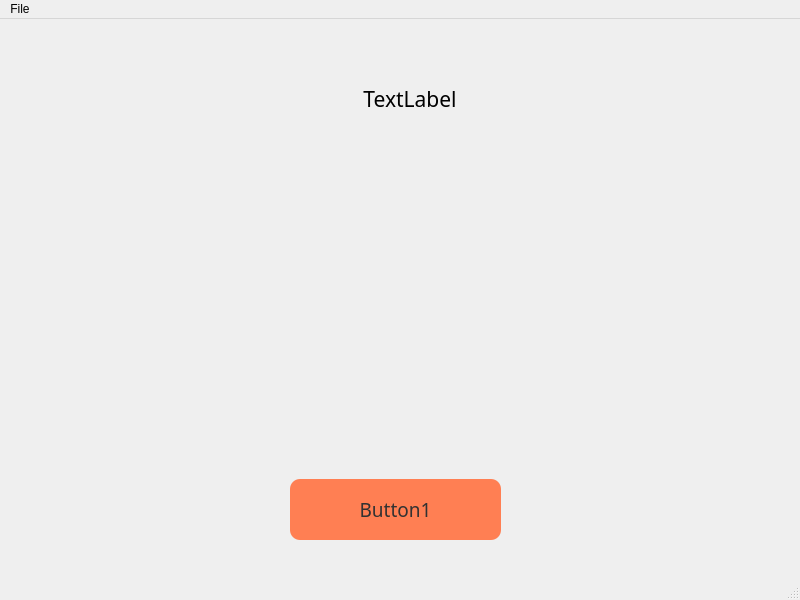
Above: PyQtDesigner-bin/test.ui from bactran1/PythonProjects before the change. Below: the same form after it.
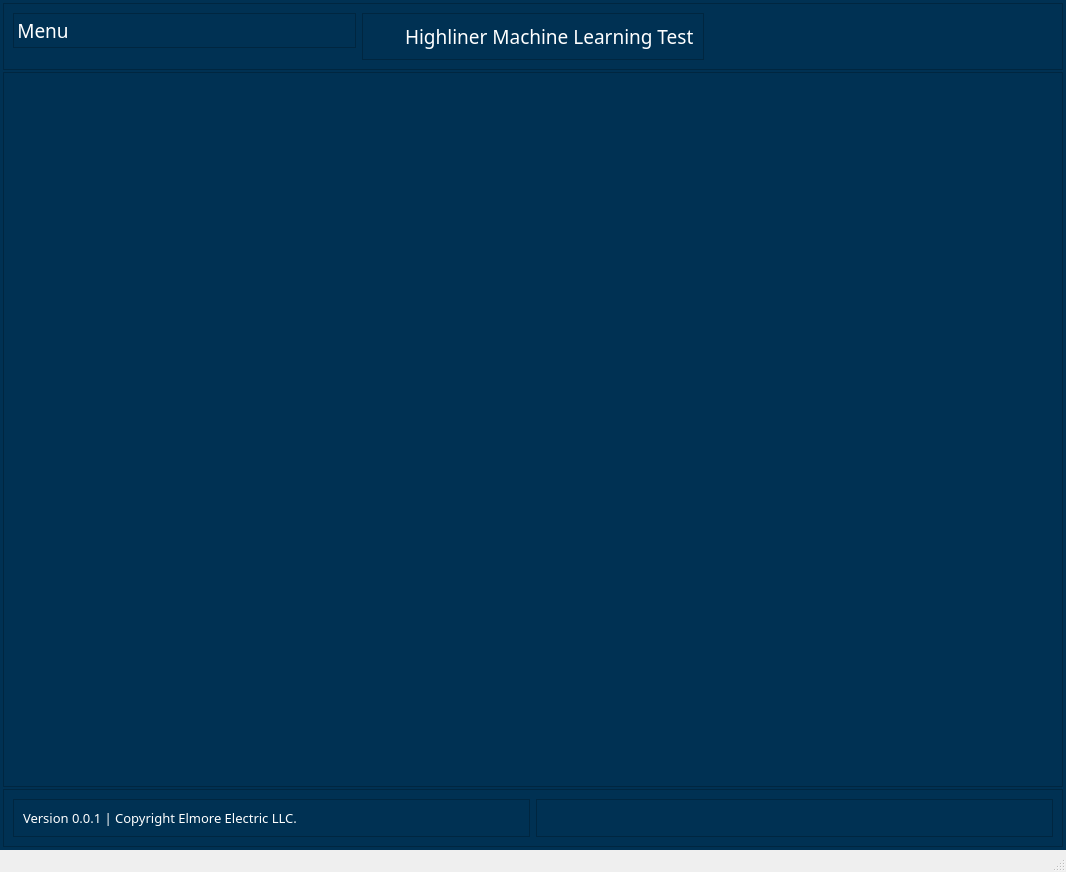
That is the form after the change. Icons and pictures are not drawn.

Commit message: Building Elmore Qt5 desktop app

```diff
--- a/PyQtDesigner-bin/test.ui
+++ b/PyQtDesigner-bin/test.ui
@@ -6,95 +6,552 @@
    <rect>
     <x>0</x>
     <y>0</y>
-    <width>800</width>
-    <height>600</height>
+    <width>1066</width>
+    <height>872</height>
    </rect>
   </property>
+  <property name="font">
+   <font>
+    <family>Arial Rounded MT Bold</family>
+   </font>
+  </property>
   <property name="windowTitle">
    <string>MainWindow</string>
   </property>
+  <property name="windowIcon">
+   <iconset resource="../PyQt5-Gui-Examples/icon.qrc">
+    <normaloff>:/icon/icon/AI icons/png/009-ai.png</normaloff>:/icon/icon/AI icons/png/009-ai.png</iconset>
+  </property>
+  <property name="styleSheet">
+   <string notr="true"/>
+  </property>
   <widget class="QWidget" name="centralwidget">
-   <widget class="QPushButton" name="pushButton">
-    <property name="geometry">
-     <rect>
-      <x>290</x>
-      <y>460</y>
-      <width>211</width>
-      <height>61</height>
-     </rect>
+   <property name="toolTipDuration">
+    <number>-8</number>
+   </property>
+   <property name="styleSheet">
+    <string notr="true">*{
+background-color: #003153;
+}</string>
+   </property>
+   <layout class="QVBoxLayout" name="verticalLayout">
+    <property name="spacing">
+     <number>2</number>
     </property>
-    <property name="font">
-     <font>
-      <family>Arial Rounded MT Bold</family>
-      <pointsize>14</pointsize>
-      <weight>50</weight>
-      <italic>false</italic>
-      <bold>false</bold>
-     </font>
+    <property name="leftMargin">
+     <number>3</number>
     </property>
-    <property name="cursor">
-     <cursorShape>ArrowCursor</cursorShape>
+    <property name="topMargin">
+     <number>3</number>
     </property>
-    <property name="styleSheet">
-     <string notr="true">QPushButton
+    <property name="rightMargin">
+     <number>3</number>
+    </property>
+    <property name="bottomMargin">
+     <number>3</number>
+    </property>
+    <item alignment="Qt::AlignTop">
+     <widget class="QFrame" name="Header_frame">
+      <property name="enabled">
+       <bool>true</bool>
+      </property>
+      <property name="frameShape">
+       <enum>QFrame::StyledPanel</enum>
+      </property>
+      <property name="frameShadow">
+       <enum>QFrame::Raised</enum>
+      </property>
+      <layout class="QHBoxLayout" name="horizontalLayout">
+       <item alignment="Qt::AlignTop">
+        <widget class="QFrame" name="header_left">
+         <property name="frameShape">
+          <enum>QFrame::StyledPanel</enum>
+         </property>
+         <property name="frameShadow">
+          <enum>QFrame::Raised</enum>
+         </property>
+         <layout class="QHBoxLayout" name="horizontalLayout_4">
+          <property name="spacing">
+           <number>2</number>
+          </property>
+          <property name="leftMargin">
+           <number>3</number>
+          </property>
+          <property name="topMargin">
+           <number>3</number>
+          </property>
+          <property name="rightMargin">
+           <number>3</number>
+          </property>
+          <property name="bottomMargin">
+           <number>3</number>
+          </property>
+          <item alignment="Qt::AlignLeft|Qt::AlignTop">
+           <widget class="QPushButton" name="pushButton_2">
+            <property name="font">
+             <font>
+              <family>Arial Rounded MT Bold</family>
+              <pointsize>14</pointsize>
+             </font>
+            </property>
+            <property name="styleSheet">
+             <string notr="true">QPushButton
 {
-background-color:rgb(255,127,83);
-border-radius:10px;
-font: 14pt &quot;Arial Rounded MT Bold&quot;;
-color: rgb(50, 50, 50);
+	border:none;
+    color:#ffffff; 
+}</string>
+            </property>
+            <property name="text">
+             <string>Menu</string>
+            </property>
+            <property name="icon">
+             <iconset resource="../PyQt5-Gui-Examples/icon.qrc">
+              <normaloff>:/icon/icon/linea_arrows_1.0/_SVG/arrows_hamburger 2.svg</normaloff>:/icon/icon/linea_arrows_1.0/_SVG/arrows_hamburger 2.svg</iconset>
+            </property>
+            <property name="iconSize">
+             <size>
+              <width>32</width>
+              <height>32</height>
+             </size>
+            </property>
+           </widget>
+          </item>
+         </layout>
+        </widget>
+       </item>
+       <item>
+        <widget class="QFrame" name="header_middle">
+         <property name="palette">
+          <palette>
+           <active>
+            <colorrole role="WindowText">
+             <brush brushstyle="SolidPattern">
+              <color alpha="255">
+               <red>255</red>
+               <green>255</green>
+               <blue>255</blue>
+              </color>
+             </brush>
+            </colorrole>
+            <colorrole role="Button">
+             <brush brushstyle="SolidPattern">
+              <color alpha="255">
+               <red>0</red>
+               <green>49</green>
+               <blue>83</blue>
+              </color>
+             </brush>
+            </colorrole>
+            <colorrole role="Text">
+             <brush brushstyle="SolidPattern">
+              <color alpha="255">
+               <red>255</red>
+               <green>255</green>
+               <blue>255</blue>
+              </color>
+             </brush>
+            </colorrole>
+            <colorrole role="ButtonText">
+             <brush brushstyle="SolidPattern">
+              <color alpha="255">
+               <red>255</red>
+               <green>255</green>
+               <blue>255</blue>
+              </color>
+             </brush>
+            </colorrole>
+            <colorrole role="Base">
+             <brush brushstyle="SolidPattern">
+              <color alpha="255">
+               <red>0</red>
+               <green>49</green>
+               <blue>83</blue>
+              </color>
+             </brush>
+            </colorrole>
+            <colorrole role="Window">
+             <brush brushstyle="SolidPattern">
+              <color alpha="255">
+               <red>0</red>
+               <green>49</green>
+               <blue>83</blue>
+              </color>
+             </brush>
+            </colorrole>
+            <colorrole role="PlaceholderText">
+             <brush brushstyle="NoBrush">
+              <color alpha="128">
+               <red>255</red>
+               <green>255</green>
+               <blue>255</blue>
+              </color>
+             </brush>
+            </colorrole>
+           </active>
+           <inactive>
+            <colorrole role="WindowText">
+             <brush brushstyle="SolidPattern">
+              <color alpha="255">
+               <red>255</red>
+               <green>255</green>
+               <blue>255</blue>
+              </color>
+             </brush>
+            </colorrole>
+            <colorrole role="Button">
+             <brush brushstyle="SolidPattern">
+              <color alpha="255">
+               <red>0</red>
+               <green>49</green>
+               <blue>83</blue>
+              </color>
+             </brush>
+            </colorrole>
+            <colorrole role="Text">
+             <brush brushstyle="SolidPattern">
+              <color alpha="255">
+               <red>255</red>
+               <green>255</green>
+               <blue>255</blue>
+              </color>
+             </brush>
+            </colorrole>
+            <colorrole role="ButtonText">
+             <brush brushstyle="SolidPattern">
+              <color alpha="255">
+               <red>255</red>
+               <green>255</green>
+               <blue>255</blue>
+              </color>
+             </brush>
+            </colorrole>
+            <colorrole role="Base">
+             <brush brushstyle="SolidPattern">
+              <color alpha="255">
+               <red>0</red>
+               <green>49</green>
+               <blue>83</blue>
+              </color>
+             </brush>
+            </colorrole>
+            <colorrole role="Window">
+             <brush brushstyle="SolidPattern">
+              <color alpha="255">
+               <red>0</red>
+               <green>49</green>
+               <blue>83</blue>
+              </color>
+             </brush>
+            </colorrole>
+            <colorrole role="PlaceholderText">
+             <brush brushstyle="NoBrush">
+              <color alpha="128">
+               <red>255</red>
+               <green>255</green>
+               <blue>255</blue>
+              </color>
+             </brush>
+            </colorrole>
+           </inactive>
+           <disabled>
+            <colorrole role="WindowText">
+             <brush brushstyle="SolidPattern">
+              <color alpha="255">
+               <red>255</red>
+               <green>255</green>
+               <blue>255</blue>
+              </color>
+             </brush>
+            </colorrole>
+            <colorrole role="Button">
+             <brush brushstyle="SolidPattern">
+              <color alpha="255">
+               <red>0</red>
+               <green>49</green>
+               <blue>83</blue>
+              </color>
+             </brush>
+            </colorrole>
+            <colorrole role="Text">
+             <brush brushstyle="SolidPattern">
+              <color alpha="255">
+               <red>255</red>
+               <green>255</green>
+               <blue>255</blue>
+              </color>
+             </brush>
+            </colorrole>
+            <colorrole role="ButtonText">
+             <brush brushstyle="SolidPattern">
+              <color alpha="255">
+               <red>255</red>
+               <green>255</green>
+               <blue>255</blue>
+              </color>
+             </brush>
+            </colorrole>
+            <colorrole role="Base">
+             <brush brushstyle="SolidPattern">
+              <color alpha="255">
+               <red>0</red>
+               <green>49</green>
+               <blue>83</blue>
+              </color>
+             </brush>
+            </colorrole>
+            <colorrole role="Window">
+             <brush brushstyle="SolidPattern">
+              <color alpha="255">
+               <red>0</red>
+               <green>49</green>
+               <blue>83</blue>
+              </color>
+             </brush>
+            </colorrole>
+            <colorrole role="PlaceholderText">
+             <brush brushstyle="NoBrush">
+              <color alpha="128">
+               <red>255</red>
+               <green>255</green>
+               <blue>255</blue>
+              </color>
+             </brush>
+            </colorrole>
+           </disabled>
+          </palette>
+         </property>
+         <property name="styleSheet">
+          <string notr="true">*{
+color:#ffffff;
 }
-QPushButton::pressed
-{
-background-color:rgb(255,100,50);
-color:rgb(40,40,40);
+</string>
+         </property>
+         <property name="frameShape">
+          <enum>QFrame::StyledPanel</enum>
+         </property>
+         <property name="frameShadow">
+          <enum>QFrame::Raised</enum>
+         </property>
+         <layout class="QHBoxLayout" name="horizontalLayout_3">
+          <item alignment="Qt::AlignTop">
+           <widget class="QLabel" name="App_Icon">
+            <property name="maximumSize">
+             <size>
+              <width>32</width>
+              <height>20</height>
+             </size>
+            </property>
+            <property name="font">
+             <font>
+              <family>Arial Rounded MT Bold</family>
+              <pointsize>14</pointsize>
+             </font>
+            </property>
+            <property name="text">
+             <string/>
+            </property>
+            <property name="pixmap">
+             <pixmap resource="../PyQt5-Gui-Examples/icon.qrc">:/icon/icon/AI icons/png/005-deep-learning-1.png</pixmap>
+            </property>
+            <property name="scaledContents">
+             <bool>true</bool>
+            </property>
+           </widget>
+          </item>
+          <item alignment="Qt::AlignHCenter|Qt::AlignTop">
+           <widget class="QLabel" name="App_Name">
+            <property name="font">
+             <font>
+              <family>Arial Rounded MT Bold</family>
+              <pointsize>14</pointsize>
+             </font>
+            </property>
+            <property name="styleSheet">
+             <string notr="true">*{
+color:#ffffff;
 }
 </string>
-    </property>
-    <property name="text">
-     <string>Button1</string>
-    </property>
-    <property name="default">
-     <bool>false</bool>
-    </property>
-   </widget>
-   <widget class="QLabel" name="label">
-    <property name="geometry">
-     <rect>
-      <x>210</x>
-      <y>20</y>
-      <width>400</width>
-      <height>120</height>
-     </rect>
-    </property>
-    <property name="font">
-     <font>
-      <family>Arial Rounded MT Bold</family>
-      <pointsize>16</pointsize>
-     </font>
-    </property>
-    <property name="text">
-     <string>TextLabel</string>
-    </property>
-    <property name="alignment">
-     <set>Qt::AlignCenter</set>
-    </property>
-   </widget>
-  </widget>
-  <widget class="QMenuBar" name="menubar">
-   <property name="geometry">
-    <rect>
-     <x>0</x>
-     <y>0</y>
-     <width>800</width>
-     <height>21</height>
-    </rect>
-   </property>
-   <widget class="QMenu" name="menuFile">
-    <property name="title">
-     <string>File</string>
-    </property>
-   </widget>
-   <addaction name="menuFile"/>
+            </property>
+            <property name="text">
+             <string>&lt;html&gt;&lt;head/&gt;&lt;body&gt;&lt;p&gt;&lt;span style=&quot; color:#ffffff;&quot;&gt;Highliner Machine Learning Test&lt;/span&gt;&lt;/p&gt;&lt;/body&gt;&lt;/html&gt;</string>
+            </property>
+            <property name="scaledContents">
+             <bool>false</bool>
+            </property>
+           </widget>
+          </item>
+         </layout>
+        </widget>
+       </item>
+       <item alignment="Qt::AlignRight|Qt::AlignTop">
+        <widget class="QFrame" name="header_right">
+         <property name="styleSheet">
+          <string notr="true">*{
+	border:none;
+	color:#ffffff;
+}</string>
+         </property>
+         <property name="frameShape">
+          <enum>QFrame::StyledPanel</enum>
+         </property>
+         <property name="frameShadow">
+          <enum>QFrame::Raised</enum>
+         </property>
+         <layout class="QHBoxLayout" name="horizontalLayout_2">
+          <item>
+           <widget class="QPushButton" name="MinimizeBtn">
+            <property name="text">
+             <string/>
+            </property>
+            <property name="icon">
+             <iconset resource="../PyQt5-Gui-Examples/icon.qrc">
+              <normaloff>:/icon/icon/Icon Pack Vol. 1/SVG/MINUS.svg</normaloff>:/icon/icon/Icon Pack Vol. 1/SVG/MINUS.svg</iconset>
+            </property>
+           </widget>
+          </item>
+          <item>
+           <widget class="QPushButton" name="RestoreWindowBtn">
+            <property name="text">
+             <string/>
+            </property>
+            <property name="icon">
+             <iconset resource="../PyQt5-Gui-Examples/icon.qrc">
+              <normaloff>:/icon/icon/Icon Pack Vol. 1/SVG/MINIMIZE.svg</normaloff>:/icon/icon/Icon Pack Vol. 1/SVG/MINIMIZE.svg</iconset>
+            </property>
+            <property name="iconSize">
+             <size>
+              <width>32</width>
+              <height>20</height>
+             </size>
+            </property>
+           </widget>
+          </item>
+          <item>
+           <widget class="QPushButton" name="CloseBtn">
+            <property name="text">
+             <string/>
+            </property>
+            <property name="icon">
+             <iconset resource="../PyQt5-Gui-Examples/icon.qrc">
+              <normaloff>:/icon/icon/Icon Pack Vol. 1/SVG/CLOSE.svg</normaloff>:/icon/icon/Icon Pack Vol. 1/SVG/CLOSE.svg</iconset>
+            </property>
+            <property name="iconSize">
+             <size>
+              <width>32</width>
+              <height>20</height>
+             </size>
+            </property>
+           </widget>
+          </item>
+         </layout>
+        </widget>
+       </item>
+      </layout>
+     </widget>
+    </item>
+    <item>
+     <widget class="QFrame" name="Body_frame">
+      <property name="sizePolicy">
+       <sizepolicy hsizetype="Preferred" vsizetype="Expanding">
+        <horstretch>0</horstretch>
+        <verstretch>0</verstretch>
+       </sizepolicy>
+      </property>
+      <property name="frameShape">
+       <enum>QFrame::StyledPanel</enum>
+      </property>
+      <property name="frameShadow">
+       <enum>QFrame::Raised</enum>
+      </property>
+     </widget>
+    </item>
+    <item>
+     <widget class="QFrame" name="Footer_frame">
+      <property name="frameShape">
+       <enum>QFrame::StyledPanel</enum>
+      </property>
+      <property name="frameShadow">
+       <enum>QFrame::Raised</enum>
+      </property>
+      <layout class="QHBoxLayout" name="horizontalLayout_7">
+       <item>
+        <widget class="QFrame" name="Footer_version">
+         <property name="styleSheet">
+          <string notr="true">*{
+color:#ffffff;
+}
+</string>
+         </property>
+         <property name="frameShape">
+          <enum>QFrame::StyledPanel</enum>
+         </property>
+         <property name="frameShadow">
+          <enum>QFrame::Raised</enum>
+         </property>
+         <layout class="QHBoxLayout" name="horizontalLayout_5">
+          <item alignment="Qt::AlignBottom">
+           <widget class="QLabel" name="Version">
+            <property name="font">
+             <font>
+              <family>Arial Rounded MT Bold</family>
+              <pointsize>10</pointsize>
+             </font>
+            </property>
+            <property name="text">
+             <string>Version 0.0.1 | Copyright Elmore Electric LLC.</string>
+            </property>
+            <property name="scaledContents">
+             <bool>false</bool>
+            </property>
+           </widget>
+          </item>
+         </layout>
+        </widget>
+       </item>
+       <item>
+        <widget class="QFrame" name="Footer_help">
+         <property name="frameShape">
+          <enum>QFrame::StyledPanel</enum>
+         </property>
+         <property name="frameShadow">
+          <enum>QFrame::Raised</enum>
+         </property>
+         <layout class="QHBoxLayout" name="horizontalLayout_6">
+          <item alignment="Qt::AlignRight|Qt::AlignBottom">
+           <widget class="QLabel" name="Version_2">
+            <property name="maximumSize">
+             <size>
+              <width>32</width>
+              <height>32</height>
+             </size>
+            </property>
+            <property name="font">
+             <font>
+              <family>Arial Rounded MT Bold</family>
+              <pointsize>10</pointsize>
+             </font>
+            </property>
+            <property name="focusPolicy">
+             <enum>Qt::WheelFocus</enum>
+            </property>
+            <property name="text">
+             <string/>
+            </property>
+            <property name="pixmap">
+             <pixmap resource="../PyQt5-Gui-Examples/icon.qrc">:/icon/icon/linea_arrows_1.0/_SVG/arrows_question.svg</pixmap>
+            </property>
+            <property name="scaledContents">
+             <bool>true</bool>
+            </property>
+           </widget>
+          </item>
+         </layout>
+        </widget>
+       </item>
+      </layout>
+     </widget>
+    </item>
+   </layout>
   </widget>
   <widget class="QStatusBar" name="statusbar"/>
  </widget>
```
Left out of the diff: 4 changed lines with no effect on the pictures. The commit also changes 1779 other files.
